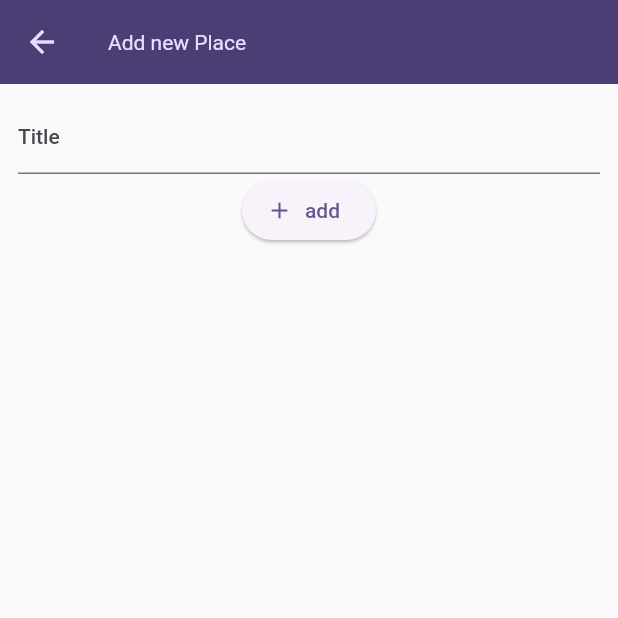
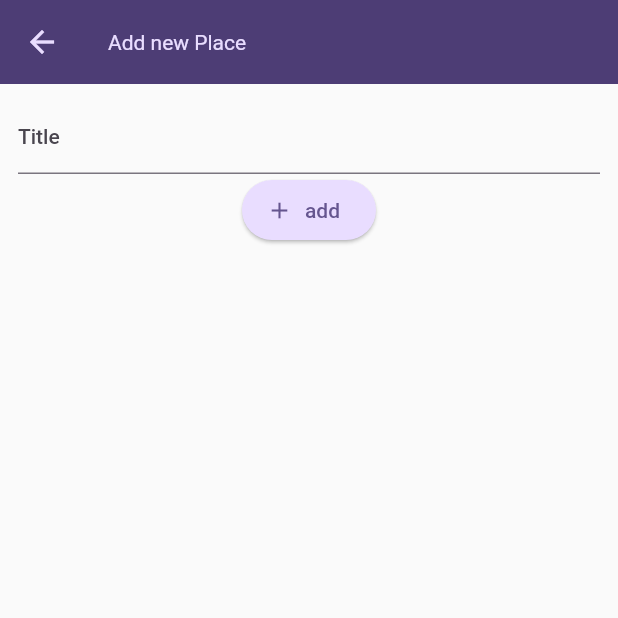
Before and after one commit to asif809999/flutter_practice_projects, a Flutter app: the screen it shows after launch, after a tap on the "add" icon, on a phone screen of 412 x 824 dp, the top half of it. Run offline on Flutter 3.47's test engine with Material 2 defaults, Android fonts, the light colour scheme and no system bars.

Commit message:
text theme practiced

```diff
--- a/lib/main.dart
+++ b/lib/main.dart
@@ -1,6 +1,5 @@
 import 'package:flutter/material.dart';
 import 'package:flutter_practice_projects/screens/places.dart';
-import 'package:google_fonts/google_fonts.dart';
 
 /* final colorScheme = ColorScheme.fromSeed(
   brightness: Brightness.dark,
@@ -48,12 +47,19 @@
           backgroundColor: kColorScheme.onPrimaryContainer,
           foregroundColor: kColorScheme.primaryContainer,
         ),
+        elevatedButtonTheme: ElevatedButtonThemeData(
+          style: ElevatedButton.styleFrom(
+            backgroundColor: kColorScheme.primaryContainer,
+          ),
+        ),
         textTheme: ThemeData().textTheme.copyWith(
               titleLarge: TextStyle(
                 color: kColorScheme.onSecondaryContainer,
                 fontWeight: FontWeight.normal,
                 fontSize: 14,
-              ))),
+              ),
+            ),
+      ),
       home: const Places(),
     );
   }
--- a/lib/widgets/places_list.dart
+++ b/lib/widgets/places_list.dart
@@ -11,9 +11,9 @@ class PlacesList extends StatelessWidget {
       return Center(
         child: Text(
           'no places added yet',
-          style: Theme.of(context).textTheme.titleMedium!.copyWith(
-                color: Theme.of(context).colorScheme.onBackground,
-              ),
+          /* style: Theme.of(context).textTheme.titleMedium!.copyWith(
+                color: Theme.of(context).colorScheme.onBackground, */
+          style: Theme.of(context).textTheme.titleLarge,
         ),
       );
     }
```
Also changed, not shown: lib/screens/places_details.dart (+6 -2 lines). Lines whose indentation alone changed are shown as unchanged.
